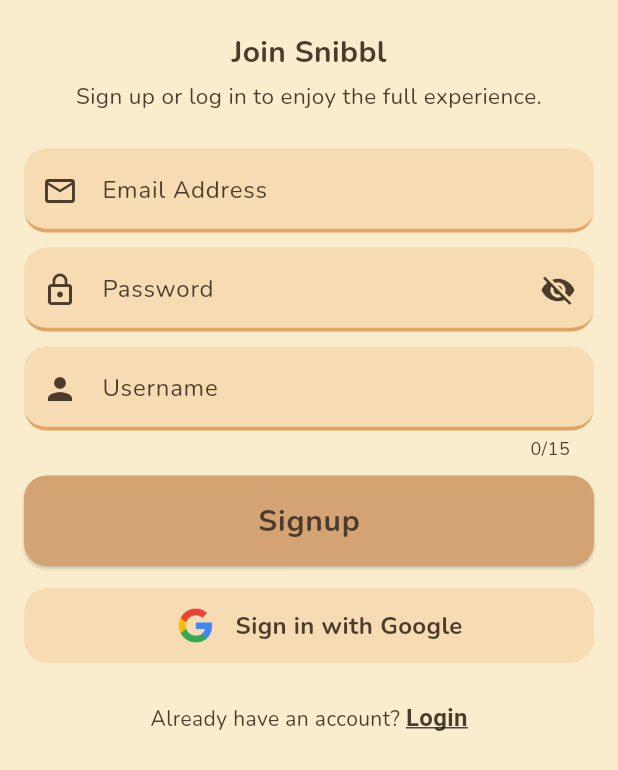
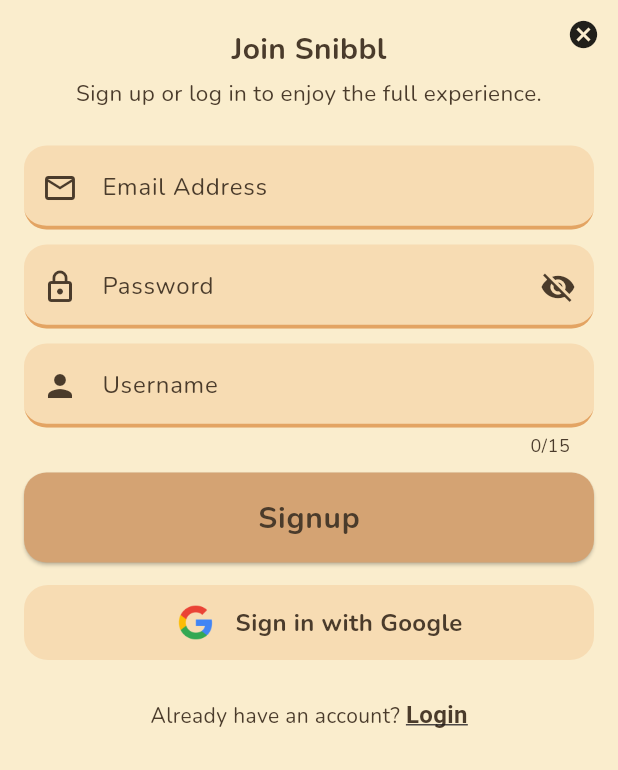
Before and after one commit to gaara40/snibbl, a Flutter app: the GuestAuthSheet widget shown alone on an empty page, opened directly, on a phone screen of 412 x 824 dp. Shown: the top 770 px of the screen. Run offline on Flutter 3.47's test engine with Material 3 defaults, Android fonts, the phone set to English and light mode, and no system bars; our stand-ins replace cloud_firestore, firebase_auth, firebase_core, flutter_riverpod, fluttertoast, google_fonts and 2 more; accounts and stored records are empty.

Commit message:
Added cancel button to pop bottom sheet and also updated behavior of the sheet

```diff
--- a/lib/features/auth/guest_users/show_guest_login_sheet.dart
+++ b/lib/features/auth/guest_users/show_guest_login_sheet.dart
@@ -5,6 +5,8 @@ Future<void> showGuestLoginSheet(BuildContext context) async {
   await showModalBottomSheet(
     context: context,
     useRootNavigator: true,
+    isDismissible: false,
+    enableDrag: false,
     builder: (context) => GuestAuthSheet(),
   );
 }
--- a/lib/features/auth/presentation/widgets/guest_auth_sheet.dart
+++ b/lib/features/auth/presentation/widgets/guest_auth_sheet.dart
@@ -39,11 +39,13 @@ class _GuestAuthSheetState extends State<GuestAuthSheet> {
 
   @override
   Widget build(BuildContext context) {
-    return Padding(
+    return Stack(
+      children: [
+        Padding(
           padding: EdgeInsets.only(
             left: 16,
             right: 16,
-        top: 20,
+            top: 18,
             bottom: MediaQuery.of(context).viewInsets.bottom + 20,
           ),
           child: SingleChildScrollView(
@@ -81,6 +83,7 @@ class _GuestAuthSheetState extends State<GuestAuthSheet> {
                   const SizedBox(height: 10),
                 ],
 
+                SizedBox(height: isLogin ? 15 : 0),
                 // Signup / Login Button
                 LoadingButton(
                   text: isLogin ? 'Login' : 'Signup',
@@ -109,6 +112,7 @@ class _GuestAuthSheetState extends State<GuestAuthSheet> {
                             ? "Don't have an account? "
                             : 'Already have an account? ',
                     children: [
+                      //Actual button
                       TextSpan(
                         text: isLogin ? "Signup" : "Login",
                         style: const TextStyle(
@@ -128,6 +132,18 @@ class _GuestAuthSheetState extends State<GuestAuthSheet> {
               ],
             ),
           ),
+        ),
+
+        //Cancel Button
+        Positioned(
+          right: 12,
+          top: 12,
+          child: GestureDetector(
+            onTap: () => Navigator.pop(context),
+            child: Icon(Icons.cancel, size: 22),
+          ),
+        ),
+      ],
     );
   }
 }
```
Lines whose indentation alone changed are shown as unchanged.
